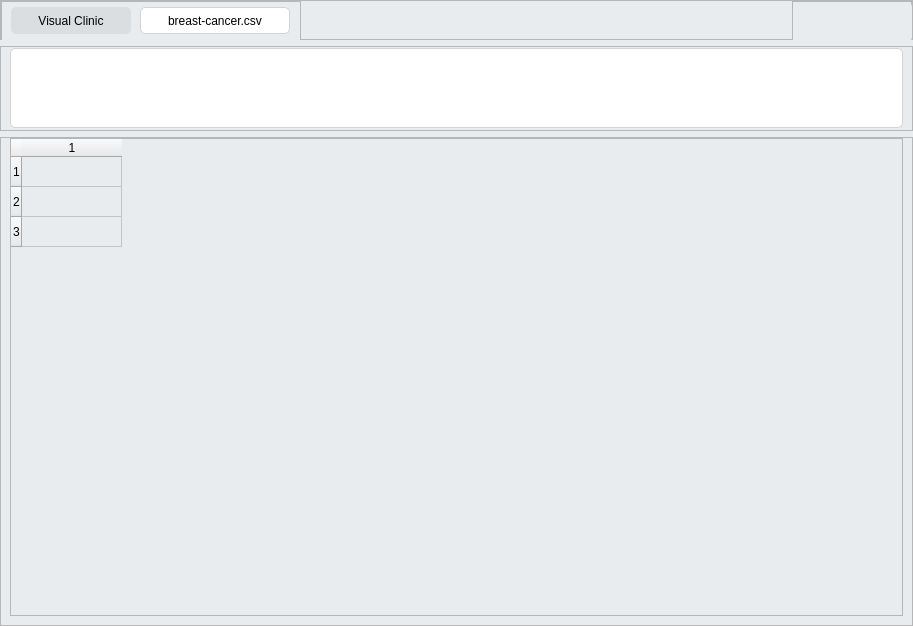
This is visual-clinic/mainwindow.ui in gtxzsxxk/visual-clinic as Qt 5 draws it before an edit. The edited form follows.
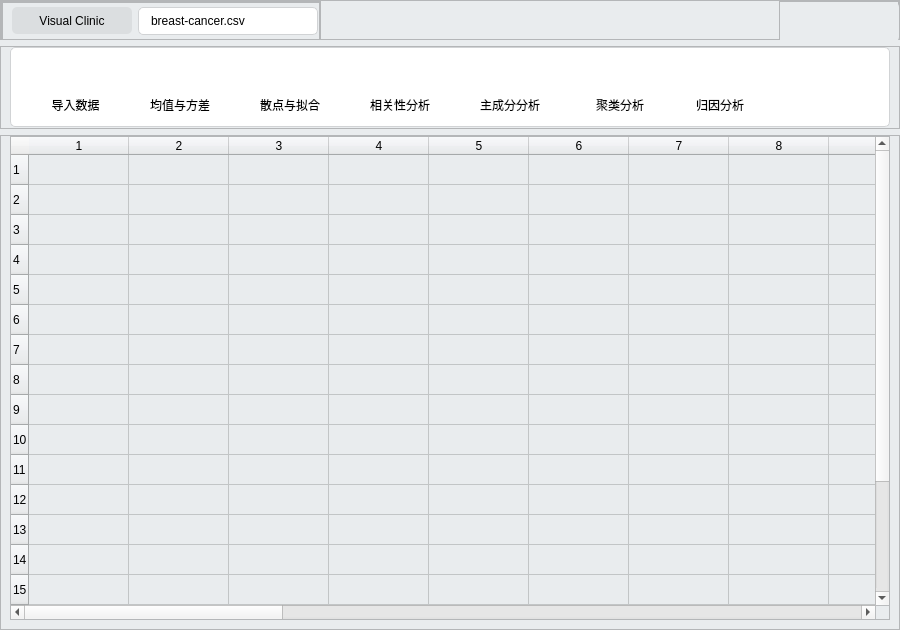
This is the edited form. Icons and pictures are not drawn.

Commit message: feat: new ui design

```diff
--- a/visual-clinic/mainwindow.ui
+++ b/visual-clinic/mainwindow.ui
@@ -6,8 +6,8 @@
    <rect>
     <x>0</x>
     <y>0</y>
-    <width>913</width>
-    <height>626</height>
+    <width>900</width>
+    <height>630</height>
    </rect>
   </property>
   <property name="windowTitle">
@@ -82,20 +82,20 @@
        <item>
         <widget class="QFrame" name="frame_3">
          <property name="sizePolicy">
-          <sizepolicy hsizetype="Fixed" vsizetype="Fixed">
+          <sizepolicy hsizetype="Preferred" vsizetype="Fixed">
            <horstretch>0</horstretch>
            <verstretch>0</verstretch>
           </sizepolicy>
          </property>
          <property name="minimumSize">
           <size>
-           <width>300</width>
+           <width>320</width>
            <height>40</height>
           </size>
          </property>
          <property name="maximumSize">
           <size>
-           <width>300</width>
+           <width>320</width>
            <height>40</height>
           </size>
          </property>
@@ -122,70 +122,175 @@
            <number>0</number>
           </property>
           <item>
-           <widget class="QPushButton" name="programName">
-            <property name="sizePolicy">
-             <sizepolicy hsizetype="Fixed" vsizetype="Fixed">
-              <horstretch>0</horstretch>
-              <verstretch>27</verstretch>
-             </sizepolicy>
+           <widget class="QFrame" name="frame_4">
+            <property name="frameShape">
+             <enum>QFrame::StyledPanel</enum>
             </property>
-            <property name="minimumSize">
-             <size>
-              <width>120</width>
-              <height>27</height>
-             </size>
+            <property name="frameShadow">
+             <enum>QFrame::Raised</enum>
             </property>
-            <property name="maximumSize">
-             <size>
-              <width>120</width>
-              <height>27</height>
-             </size>
-            </property>
-            <property name="styleSheet">
-             <string notr="true">QPushButton{
+            <layout class="QHBoxLayout" name="horizontalLayout_5">
+             <property name="topMargin">
+              <number>0</number>
+             </property>
+             <property name="bottomMargin">
+              <number>0</number>
+             </property>
+             <item>
+              <widget class="QPushButton" name="programName">
+               <property name="sizePolicy">
+                <sizepolicy hsizetype="Fixed" vsizetype="Fixed">
+                 <horstretch>0</horstretch>
+                 <verstretch>27</verstretch>
+                </sizepolicy>
+               </property>
+               <property name="minimumSize">
+                <size>
+                 <width>120</width>
+                 <height>27</height>
+                </size>
+               </property>
+               <property name="maximumSize">
+                <size>
+                 <width>120</width>
+                 <height>27</height>
+                </size>
+               </property>
+               <property name="styleSheet">
+                <string notr="true">QPushButton{
 	background:rgb(219, 222, 224);
 border:none;
 border-radius:5px;
 padding: 3px 10px 3px 10px
 }</string>
-            </property>
-            <property name="text">
-             <string>Visual Clinic</string>
-            </property>
-           </widget>
-          </item>
-          <item>
-           <widget class="QPushButton" name="fileTab_1">
-            <property name="sizePolicy">
-             <sizepolicy hsizetype="Maximum" vsizetype="Fixed">
-              <horstretch>220</horstretch>
-              <verstretch>27</verstretch>
-             </sizepolicy>
-            </property>
-            <property name="minimumSize">
-             <size>
-              <width>120</width>
-              <height>27</height>
-             </size>
-            </property>
-            <property name="maximumSize">
-             <size>
-              <width>150</width>
-              <height>27</height>
-             </size>
-            </property>
-            <property name="styleSheet">
-             <string notr="true">QPushButton{
+               </property>
+               <property name="text">
+                <string>Visual Clinic</string>
+               </property>
+              </widget>
+             </item>
+             <item>
+              <widget class="QFrame" name="frame_8">
+               <property name="sizePolicy">
+                <sizepolicy hsizetype="Preferred" vsizetype="Preferred">
+                 <horstretch>180</horstretch>
+                 <verstretch>0</verstretch>
+                </sizepolicy>
+               </property>
+               <property name="minimumSize">
+                <size>
+                 <width>180</width>
+                 <height>28</height>
+                </size>
+               </property>
+               <property name="maximumSize">
+                <size>
+                 <width>180</width>
+                 <height>28</height>
+                </size>
+               </property>
+               <property name="styleSheet">
+                <string notr="true">QFrame{
 	background:white;
 border:none;
 border-radius:5px;
-padding: 3px 10px 3px 10px;
+padding: 3px 0px 3px 0px;
 border:1px solid #D1D3D5;
 }</string>
-            </property>
-            <property name="text">
-             <string>breast-cancer.csv</string>
-            </property>
+               </property>
+               <property name="frameShape">
+                <enum>QFrame::StyledPanel</enum>
+               </property>
+               <property name="frameShadow">
+                <enum>QFrame::Raised</enum>
+               </property>
+               <layout class="QHBoxLayout" name="horizontalLayout_6" stretch="0,0">
+                <property name="spacing">
+                 <number>0</number>
+                </property>
+                <property name="leftMargin">
+                 <number>0</number>
+                </property>
+                <property name="topMargin">
+                 <number>1</number>
+                </property>
+                <property name="rightMargin">
+                 <number>0</number>
+                </property>
+                <property name="bottomMargin">
+                 <number>1</number>
+                </property>
+                <item>
+                 <widget class="QLabel" name="label">
+                  <property name="minimumSize">
+                   <size>
+                    <width>132</width>
+                    <height>18</height>
+                   </size>
+                  </property>
+                  <property name="maximumSize">
+                   <size>
+                    <width>132</width>
+                    <height>18</height>
+                   </size>
+                  </property>
+                  <property name="styleSheet">
+                   <string notr="true">QLabel {
+	border:none;
+padding-left:0px;
+}</string>
+                  </property>
+                  <property name="text">
+                   <string>breast-cancer.csv</string>
+                  </property>
+                 </widget>
+                </item>
+                <item>
+                 <widget class="QPushButton" name="pushButton">
+                  <property name="minimumSize">
+                   <size>
+                    <width>18</width>
+                    <height>18</height>
+                   </size>
+                  </property>
+                  <property name="maximumSize">
+                   <size>
+                    <width>18</width>
+                    <height>18</height>
+                   </size>
+                  </property>
+                  <property name="styleSheet">
+                   <string notr="true">QPushButton{
+	background:#fff;
+	border:none;
+	border-radius:20px;
+}
+
+QPushButton:hover{
+	background:#efefef;
+	border:none;
+	border-radius:20px;
+}</string>
+                  </property>
+                  <property name="text">
+                   <string/>
+                  </property>
+                  <property name="icon">
+                   <iconset>
+                    <normaloff>resources/win_close.png</normaloff>resources/win_close.png</iconset>
+                  </property>
+                  <property name="iconSize">
+                   <size>
+                    <width>28</width>
+                    <height>28</height>
+                   </size>
+                  </property>
+                 </widget>
+                </item>
+               </layout>
+              </widget>
+             </item>
+            </layout>
            </widget>
           </item>
          </layout>
@@ -196,9 +301,12 @@
          <property name="orientation">
           <enum>Qt::Horizontal</enum>
          </property>
+         <property name="sizeType">
+          <enum>QSizePolicy::Ignored</enum>
+         </property>
          <property name="sizeHint" stdset="0">
           <size>
-           <width>426</width>
+           <width>460</width>
            <height>20</height>
           </size>
          </property>
@@ -268,6 +376,12 @@
 	background:rgb(233, 236, 238);
 	border:none;
 	border-radius:5px;
+}
+
+QPushButton:hover{
+	background:rgb(218, 220, 222);
+	border:none;
+	border-radius:5px;
 }</string>
             </property>
             <property name="text">
@@ -304,6 +418,12 @@
 	background:rgb(233, 236, 238);
 	border:none;
 	border-radius:5px;
+}
+
+QPushButton:hover{
+	background:rgb(218, 220, 222);
+	border:none;
+	border-radius:5px;
 }</string>
             </property>
             <property name="text">
@@ -340,6 +460,12 @@
 	background:rgb(233, 236, 238);
 	border:none;
 	border-radius:5px;
+}
+
+QPushButton:hover{
+	background:rgb(218, 220, 222);
+	border:none;
+	border-radius:5px;
 }</string>
             </property>
             <property name="text">
@@ -368,13 +494,13 @@
       <property name="minimumSize">
        <size>
         <width>0</width>
-        <height>85</height>
+        <height>83</height>
        </size>
       </property>
       <property name="maximumSize">
        <size>
         <width>16777215</width>
-        <height>85</height>
+        <height>83</height>
        </size>
       </property>
       <property name="styleSheet">
@@ -424,6 +550,895 @@
          <property name="frameShadow">
           <enum>QFrame::Raised</enum>
          </property>
+         <widget class="QFrame" name="buttonImport_3">
+          <property name="geometry">
+           <rect>
+            <x>20</x>
+            <y>10</y>
+            <width>91</width>
+            <height>60</height>
+           </rect>
+          </property>
+          <property name="minimumSize">
+           <size>
+            <width>0</width>
+            <height>60</height>
+           </size>
+          </property>
+          <property name="maximumSize">
+           <size>
+            <width>16777215</width>
+            <height>60</height>
+           </size>
+          </property>
+          <property name="styleSheet">
+           <string notr="true">QFrame{
+	border:none;
+	background:white;
+}
+
+QFrame:hover{
+	border:none;
+	background:#efefef;
+}</string>
+          </property>
+          <property name="frameShape">
+           <enum>QFrame::StyledPanel</enum>
+          </property>
+          <property name="frameShadow">
+           <enum>QFrame::Raised</enum>
+          </property>
+          <layout class="QVBoxLayout" name="verticalLayout_5">
+           <property name="leftMargin">
+            <number>0</number>
+           </property>
+           <property name="topMargin">
+            <number>0</number>
+           </property>
+           <property name="rightMargin">
+            <number>0</number>
+           </property>
+           <property name="bottomMargin">
+            <number>0</number>
+           </property>
+           <item>
+            <widget class="QPushButton" name="pushButton_4">
+             <property name="enabled">
+              <bool>true</bool>
+             </property>
+             <property name="maximumSize">
+              <size>
+               <width>16777215</width>
+               <height>40</height>
+              </size>
+             </property>
+             <property name="focusPolicy">
+              <enum>Qt::NoFocus</enum>
+             </property>
+             <property name="styleSheet">
+              <string notr="true">QPushButton{
+	background:transparent;
+	border:none;
+}</string>
+             </property>
+             <property name="text">
+              <string/>
+             </property>
+             <property name="icon">
+              <iconset>
+               <normaloff>resources/win_normal.png</normaloff>resources/win_normal.png</iconset>
+             </property>
+             <property name="iconSize">
+              <size>
+               <width>48</width>
+               <height>48</height>
+              </size>
+             </property>
+            </widget>
+           </item>
+           <item>
+            <widget class="QLabel" name="label_10">
+             <property name="sizePolicy">
+              <sizepolicy hsizetype="Preferred" vsizetype="Preferred">
+               <horstretch>0</horstretch>
+               <verstretch>0</verstretch>
+              </sizepolicy>
+             </property>
+             <property name="minimumSize">
+              <size>
+               <width>60</width>
+               <height>18</height>
+              </size>
+             </property>
+             <property name="maximumSize">
+              <size>
+               <width>200</width>
+               <height>18</height>
+              </size>
+             </property>
+             <property name="font">
+              <font>
+               <pointsize>9</pointsize>
+              </font>
+             </property>
+             <property name="styleSheet">
+              <string notr="true">QLabel{
+	border:none;
+	background:transparent;
+}</string>
+             </property>
+             <property name="text">
+              <string>导入数据</string>
+             </property>
+             <property name="alignment">
+              <set>Qt::AlignCenter</set>
+             </property>
+            </widget>
+           </item>
+          </layout>
+         </widget>
+         <widget class="QFrame" name="buttonImport_9">
+          <property name="geometry">
+           <rect>
+            <x>120</x>
+            <y>10</y>
+            <width>101</width>
+            <height>60</height>
+           </rect>
+          </property>
+          <property name="minimumSize">
+           <size>
+            <width>0</width>
+            <height>60</height>
+           </size>
+          </property>
+          <property name="maximumSize">
+           <size>
+            <width>16777215</width>
+            <height>60</height>
+           </size>
+          </property>
+          <property name="styleSheet">
+           <string notr="true">QFrame{
+	border:none;
+	background:white;
+}
+
+QFrame:hover{
+	border:none;
+	background:#efefef;
+}</string>
+          </property>
+          <property name="frameShape">
+           <enum>QFrame::StyledPanel</enum>
+          </property>
+          <property name="frameShadow">
+           <enum>QFrame::Raised</enum>
+          </property>
+          <layout class="QVBoxLayout" name="verticalLayout_6">
+           <property name="leftMargin">
+            <number>0</number>
+           </property>
+           <property name="topMargin">
+            <number>0</number>
+           </property>
+           <property name="rightMargin">
+            <number>0</number>
+           </property>
+           <property name="bottomMargin">
+            <number>0</number>
+           </property>
+           <item>
+            <widget class="QPushButton" name="pushButton_10">
+             <property name="enabled">
+              <bool>true</bool>
+             </property>
+             <property name="maximumSize">
+              <size>
+               <width>16777215</width>
+               <height>40</height>
+              </size>
+             </property>
+             <property name="focusPolicy">
+              <enum>Qt::NoFocus</enum>
+             </property>
+             <property name="styleSheet">
+              <string notr="true">QPushButton{
+	background:transparent;
+	border:none;
+}</string>
+             </property>
+             <property name="text">
+              <string/>
+             </property>
+             <property name="icon">
+              <iconset>
+               <normaloff>resources/win_normal.png</normaloff>resources/win_normal.png</iconset>
+             </property>
+             <property name="iconSize">
+              <size>
+               <width>48</width>
+               <height>48</height>
+              </size>
+             </property>
+            </widget>
+           </item>
+           <item>
+            <widget class="QLabel" name="label_16">
+             <property name="sizePolicy">
+              <sizepolicy hsizetype="Preferred" vsizetype="Preferred">
+               <horstretch>0</horstretch>
+               <verstretch>0</verstretch>
+              </sizepolicy>
+             </property>
+             <property name="minimumSize">
+              <size>
+               <width>80</width>
+               <height>18</height>
+              </size>
+             </property>
+             <property name="maximumSize">
+              <size>
+               <width>70</width>
+               <height>18</height>
+              </size>
+             </property>
+             <property name="font">
+              <font>
+               <pointsize>9</pointsize>
+              </font>
+             </property>
+             <property name="styleSheet">
+              <string notr="true">QLabel{
+	border:none;
+	background:transparent;
+}</string>
+             </property>
+             <property name="text">
+              <string>均值与方差</string>
+             </property>
+             <property name="alignment">
+              <set>Qt::AlignCenter</set>
+             </property>
+            </widget>
+           </item>
+          </layout>
+         </widget>
+         <widget class="QFrame" name="buttonImport_10">
+          <property name="geometry">
+           <rect>
+            <x>230</x>
+            <y>10</y>
+            <width>101</width>
+            <height>60</height>
+           </rect>
+          </property>
+          <property name="minimumSize">
+           <size>
+            <width>0</width>
+            <height>60</height>
+           </size>
+          </property>
+          <property name="maximumSize">
+           <size>
+            <width>16777215</width>
+            <height>60</height>
+           </size>
+          </property>
+          <property name="styleSheet">
+           <string notr="true">QFrame{
+	border:none;
+	background:white;
+}
+
+QFrame:hover{
+	border:none;
+	background:#efefef;
+}</string>
+          </property>
+          <property name="frameShape">
+           <enum>QFrame::StyledPanel</enum>
+          </property>
+          <property name="frameShadow">
+           <enum>QFrame::Raised</enum>
+          </property>
+          <layout class="QVBoxLayout" name="verticalLayout_7">
+           <property name="leftMargin">
+            <number>0</number>
+           </property>
+           <property name="topMargin">
+            <number>0</number>
+           </property>
+           <property name="rightMargin">
+            <number>0</number>
+           </property>
+           <property name="bottomMargin">
+            <number>0</number>
+           </property>
+           <item>
+            <widget class="QPushButton" name="pushButton_11">
+             <property name="enabled">
+              <bool>true</bool>
+             </property>
+             <property name="maximumSize">
+              <size>
+               <width>16777215</width>
+               <height>40</height>
+              </size>
+             </property>
+             <property name="focusPolicy">
+              <enum>Qt::NoFocus</enum>
+             </property>
+             <property name="styleSheet">
+              <string notr="true">QPushButton{
+	background:transparent;
+	border:none;
+}</string>
+             </property>
+             <property name="text">
+              <string/>
+             </property>
+             <property name="icon">
+              <iconset>
+               <normaloff>resources/win_normal.png</normaloff>resources/win_normal.png</iconset>
+             </property>
+             <property name="iconSize">
+              <size>
+               <width>48</width>
+               <height>48</height>
+              </size>
+             </property>
+            </widget>
+           </item>
+           <item>
+            <widget class="QLabel" name="label_17">
+             <property name="sizePolicy">
+              <sizepolicy hsizetype="Preferred" vsizetype="Preferred">
+               <horstretch>0</horstretch>
+               <verstretch>0</verstretch>
+              </sizepolicy>
+             </property>
+             <property name="minimumSize">
+              <size>
+               <width>80</width>
+               <height>18</height>
+              </size>
+             </property>
+             <property name="maximumSize">
+              <size>
+               <width>70</width>
+               <height>18</height>
+              </size>
+             </property>
+             <property name="font">
+              <font>
+               <pointsize>9</pointsize>
+              </font>
+             </property>
+             <property name="styleSheet">
+              <string notr="true">QLabel{
+	border:none;
+	background:transparent;
+}</string>
+             </property>
+             <property name="text">
+              <string>散点与拟合</string>
+             </property>
+             <property name="alignment">
+              <set>Qt::AlignCenter</set>
+             </property>
+            </widget>
+           </item>
+          </layout>
+         </widget>
+         <widget class="QFrame" name="buttonImport_11">
+          <property name="geometry">
+           <rect>
+            <x>340</x>
+            <y>10</y>
+            <width>101</width>
+            <height>60</height>
+           </rect>
+          </property>
+          <property name="minimumSize">
+           <size>
+            <width>0</width>
+            <height>60</height>
+           </size>
+          </property>
+          <property name="maximumSize">
+           <size>
+            <width>16777215</width>
+            <height>60</height>
+           </size>
+          </property>
+          <property name="styleSheet">
+           <string notr="true">QFrame{
+	border:none;
+	background:white;
+}
+
+QFrame:hover{
+	border:none;
+	background:#efefef;
+}</string>
+          </property>
+          <property name="frameShape">
+           <enum>QFrame::StyledPanel</enum>
+          </property>
+          <property name="frameShadow">
+           <enum>QFrame::Raised</enum>
+          </property>
+          <layout class="QVBoxLayout" name="verticalLayout_8">
+           <property name="leftMargin">
+            <number>0</number>
+           </property>
+           <property name="topMargin">
+            <number>0</number>
+           </property>
+           <property name="rightMargin">
+            <number>0</number>
+           </property>
+           <property name="bottomMargin">
+            <number>0</number>
+           </property>
+           <item>
+            <widget class="QPushButton" name="pushButton_12">
+             <property name="enabled">
+              <bool>true</bool>
+             </property>
+             <property name="maximumSize">
+              <size>
+               <width>16777215</width>
+               <height>40</height>
+              </size>
+             </property>
+             <property name="focusPolicy">
+              <enum>Qt::NoFocus</enum>
+             </property>
+             <property name="styleSheet">
+              <string notr="true">QPushButton{
+	background:transparent;
+	border:none;
+}</string>
+             </property>
+             <property name="text">
+              <string/>
+             </property>
+             <property name="icon">
+              <iconset>
+               <normaloff>resources/win_normal.png</normaloff>resources/win_normal.png</iconset>
+             </property>
+             <property name="iconSize">
+              <size>
+               <width>48</width>
+               <height>48</height>
+              </size>
+             </property>
+            </widget>
+           </item>
+           <item>
+            <widget class="QLabel" name="label_18">
+             <property name="sizePolicy">
+              <sizepolicy hsizetype="Preferred" vsizetype="Preferred">
+               <horstretch>0</horstretch>
+               <verstretch>0</verstretch>
+              </sizepolicy>
+             </property>
+             <property name="minimumSize">
+              <size>
+               <width>80</width>
+               <height>18</height>
+              </size>
+             </property>
+             <property name="maximumSize">
+              <size>
+               <width>70</width>
+               <height>18</height>
+              </size>
+             </property>
+             <property name="font">
+              <font>
+               <pointsize>9</pointsize>
+              </font>
+             </property>
+             <property name="styleSheet">
+              <string notr="true">QLabel{
+	border:none;
+	background:transparent;
+}</string>
+             </property>
+             <property name="text">
+              <string>相关性分析</string>
+             </property>
+             <property name="alignment">
+              <set>Qt::AlignCenter</set>
+             </property>
+            </widget>
+           </item>
+          </layout>
+         </widget>
+         <widget class="QFrame" name="buttonImport_12">
+          <property name="geometry">
+           <rect>
+            <x>450</x>
+            <y>10</y>
+            <width>101</width>
+            <height>60</height>
+           </rect>
+          </property>
+          <property name="minimumSize">
+           <size>
+            <width>0</width>
+            <height>60</height>
+           </size>
+          </property>
+          <property name="maximumSize">
+           <size>
+            <width>16777215</width>
+            <height>60</height>
+           </size>
+          </property>
+          <property name="styleSheet">
+           <string notr="true">QFrame{
+	border:none;
+	background:white;
+}
+
+QFrame:hover{
+	border:none;
+	background:#efefef;
+}</string>
+          </property>
+          <property name="frameShape">
+           <enum>QFrame::StyledPanel</enum>
+          </property>
+          <property name="frameShadow">
+           <enum>QFrame::Raised</enum>
+          </property>
+          <layout class="QVBoxLayout" name="verticalLayout_9">
+           <property name="leftMargin">
+            <number>0</number>
+           </property>
+           <property name="topMargin">
+            <number>0</number>
+           </property>
+           <property name="rightMargin">
+            <number>0</number>
+           </property>
+           <property name="bottomMargin">
+            <number>0</number>
+           </property>
+           <item>
+            <widget class="QPushButton" name="pushButton_13">
+             <property name="enabled">
+              <bool>true</bool>
+             </property>
+             <property name="maximumSize">
+              <size>
+               <width>16777215</width>
+               <height>40</height>
+              </size>
+             </property>
+             <property name="focusPolicy">
+              <enum>Qt::NoFocus</enum>
+             </property>
+             <property name="styleSheet">
+              <string notr="true">QPushButton{
+	background:transparent;
+	border:none;
+}</string>
+             </property>
+             <property name="text">
+              <string/>
+             </property>
+             <property name="icon">
+              <iconset>
+               <normaloff>resources/win_normal.png</normaloff>resources/win_normal.png</iconset>
+             </property>
+             <property name="iconSize">
+              <size>
+               <width>48</width>
+               <height>48</height>
+              </size>
+             </property>
+            </widget>
+           </item>
+           <item>
+            <widget class="QLabel" name="label_19">
+             <property name="sizePolicy">
+              <sizepolicy hsizetype="Preferred" vsizetype="Preferred">
+               <horstretch>0</horstretch>
+               <verstretch>0</verstretch>
+              </sizepolicy>
+             </property>
+             <property name="minimumSize">
+              <size>
+               <width>80</width>
+               <height>18</height>
+              </size>
+             </property>
+             <property name="maximumSize">
+              <size>
+               <width>70</width>
+               <height>18</height>
+              </size>
+             </property>
+             <property name="font">
+              <font>
+               <pointsize>9</pointsize>
+              </font>
+             </property>
+             <property name="styleSheet">
+              <string notr="true">QLabel{
+	border:none;
+	background:transparent;
+}</string>
+             </property>
+             <property name="text">
+              <string>主成分分析</string>
+             </property>
+             <property name="alignment">
+              <set>Qt::AlignCenter</set>
+             </property>
+            </widget>
+           </item>
+          </layout>
+         </widget>
+         <widget class="QFrame" name="buttonImport_13">
+          <property name="geometry">
+           <rect>
+            <x>560</x>
+            <y>10</y>
+            <width>101</width>
+            <height>60</height>
+           </rect>
+          </property>
+          <property name="minimumSize">
+           <size>
+            <width>0</width>
+            <height>60</height>
+           </size>
+          </property>
+          <property name="maximumSize">
+           <size>
+            <width>16777215</width>
+            <height>60</height>
+           </size>
+          </property>
+          <property name="styleSheet">
+           <string notr="true">QFrame{
+	border:none;
+	background:white;
+}
+
+QFrame:hover{
+	border:none;
+	background:#efefef;
+}</string>
+          </property>
+          <property name="frameShape">
+           <enum>QFrame::StyledPanel</enum>
+          </property>
+          <property name="frameShadow">
+           <enum>QFrame::Raised</enum>
+          </property>
+          <layout class="QVBoxLayout" name="verticalLayout_10">
+           <property name="leftMargin">
+            <number>0</number>
+           </property>
+           <property name="topMargin">
+            <number>0</number>
+           </property>
+           <property name="rightMargin">
+            <number>0</number>
+           </property>
+           <property name="bottomMargin">
+            <number>0</number>
+           </property>
+           <item>
+            <widget class="QPushButton" name="pushButton_14">
+             <property name="enabled">
+              <bool>true</bool>
+             </property>
+             <property name="maximumSize">
+              <size>
+               <width>16777215</width>
+               <height>40</height>
+              </size>
+             </property>
+             <property name="focusPolicy">
+              <enum>Qt::NoFocus</enum>
+             </property>
+             <property name="styleSheet">
+              <string notr="true">QPushButton{
+	background:transparent;
+	border:none;
+}</string>
+             </property>
+             <property name="text">
+              <string/>
+             </property>
+             <property name="icon">
+              <iconset>
+               <normaloff>resources/win_normal.png</normaloff>resources/win_normal.png</iconset>
+             </property>
+             <property name="iconSize">
+              <size>
+               <width>48</width>
+               <height>48</height>
+              </size>
+             </property>
+            </widget>
+           </item>
+           <item>
+            <widget class="QLabel" name="label_20">
+             <property name="sizePolicy">
+              <sizepolicy hsizetype="Preferred" vsizetype="Preferred">
+               <horstretch>0</horstretch>
+               <verstretch>0</verstretch>
+              </sizepolicy>
+             </property>
+             <property name="minimumSize">
+              <size>
+               <width>80</width>
+               <height>18</height>
+              </size>
+             </property>
+             <property name="maximumSize">
+              <size>
+               <width>70</width>
+               <height>18</height>
+              </size>
+             </property>
+             <property name="font">
+              <font>
+               <pointsize>9</pointsize>
+              </font>
+             </property>
+             <property name="styleSheet">
+              <string notr="true">QLabel{
+	border:none;
+	background:transparent;
+}</string>
+             </property>
+             <property name="text">
+              <string>聚类分析</string>
+             </property>
+             <property name="alignment">
+              <set>Qt::AlignCenter</set>
+             </property>
+            </widget>
+           </item>
+          </layout>
+         </widget>
+         <widget class="QFrame" name="buttonImport_14">
+          <property name="geometry">
+           <rect>
+            <x>660</x>
+            <y>10</y>
+            <width>101</width>
+            <height>60</height>
+           </rect>
+          </property>
+          <property name="minimumSize">
+           <size>
+            <width>0</width>
+            <height>60</height>
+           </size>
+          </property>
+          <property name="maximumSize">
+           <size>
+            <width>16777215</width>
+            <height>60</height>
+           </size>
+          </property>
+          <property name="styleSheet">
+           <string notr="true">QFrame{
+	border:none;
+	background:white;
+}
+
+QFrame:hover{
+	border:none;
+	background:#efefef;
+}</string>
+          </property>
+          <property name="frameShape">
+           <enum>QFrame::StyledPanel</enum>
+          </property>
+          <property name="frameShadow">
+           <enum>QFrame::Raised</enum>
+          </property>
+          <layout class="QVBoxLayout" name="verticalLayout_11">
+           <property name="leftMargin">
+            <number>0</number>
+           </property>
+           <property name="topMargin">
+            <number>0</number>
+           </property>
+           <property name="rightMargin">
+            <number>0</number>
+           </property>
+           <property name="bottomMargin">
+            <number>0</number>
+           </property>
+           <item>
+            <widget class="QPushButton" name="pushButton_15">
+             <property name="enabled">
+              <bool>true</bool>
+             </property>
+             <property name="maximumSize">
+              <size>
+               <width>16777215</width>
+               <height>40</height>
+              </size>
+             </property>
+             <property name="focusPolicy">
+              <enum>Qt::NoFocus</enum>
+             </property>
+             <property name="styleSheet">
+              <string notr="true">QPushButton{
+	background:transparent;
+	border:none;
+}</string>
+             </property>
+             <property name="text">
+              <string/>
+             </property>
+             <property name="icon">
+              <iconset>
+               <normaloff>resources/win_normal.png</normaloff>resources/win_normal.png</iconset>
+             </property>
+             <property name="iconSize">
+              <size>
+               <width>48</width>
+               <height>48</height>
+              </size>
+             </property>
+            </widget>
+           </item>
+           <item>
+            <widget class="QLabel" name="label_21">
+             <property name="sizePolicy">
+              <sizepolicy hsizetype="Preferred" vsizetype="Preferred">
+               <horstretch>0</horstretch>
+               <verstretch>0</verstretch>
+              </sizepolicy>
+             </property>
+             <property name="minimumSize">
+              <size>
+               <width>80</width>
+               <height>18</height>
+              </size>
+             </property>
+             <property name="maximumSize">
+              <size>
+               <width>70</width>
+               <height>18</height>
+              </size>
+             </property>
+             <property name="font">
+              <font>
+               <pointsize>9</pointsize>
+              </font>
+             </property>
+             <property name="styleSheet">
+              <string notr="true">QLabel{
+	border:none;
+	background:transparent;
+}</string>
+             </property>
+             <property name="text">
+              <string>归因分析</string>
+             </property>
+             <property name="alignment">
+              <set>Qt::AlignCenter</set>
+             </property>
+            </widget>
+           </item>
+          </layout>
+         </widget>
         </widget>
        </item>
       </layout>
@@ -483,14 +1498,56 @@
 }</string>
               </property>
               <property name="rowCount">
-               <number>3</number>
+               <number>20</number>
               </property>
               <property name="columnCount">
-               <number>1</number>
+               <number>26</number>
               </property>
               <row/>
               <row/>
               <row/>
+              <row/>
+              <row/>
+              <row/>
+              <row/>
+              <row/>
+              <row/>
+              <row/>
+              <row/>
+              <row/>
+              <row/>
+              <row/>
+              <row/>
+              <row/>
+              <row/>
+              <row/>
+              <row/>
+              <row/>
+              <column/>
+              <column/>
+              <column/>
+              <column/>
+              <column/>
+              <column/>
+              <column/>
+              <column/>
+              <column/>
+              <column/>
+              <column/>
+              <column/>
+              <column/>
+              <column/>
+              <column/>
+              <column/>
+              <column/>
+              <column/>
+              <column/>
+              <column/>
+              <column/>
+              <column/>
+              <column/>
+              <column/>
+              <column/>
               <column/>
              </widget>
             </item>
```
Left out of the diff: 2 changed lines with no effect on the pictures. The commit also changes 2 other files.
